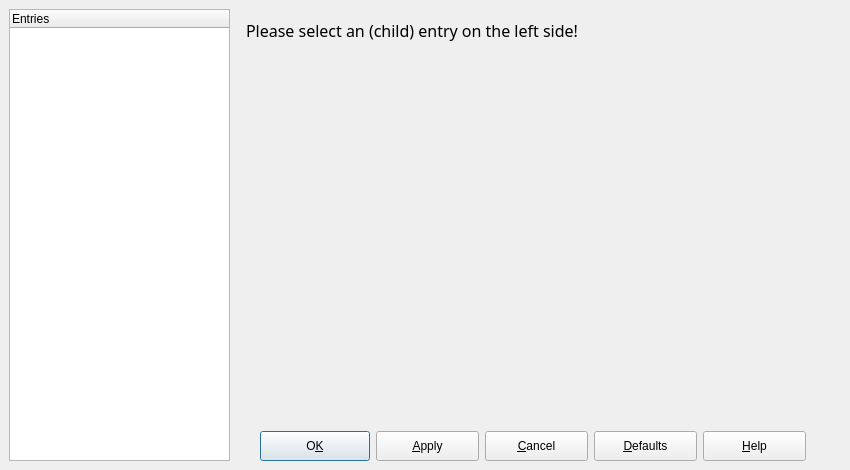
The window that source/VIEW/DIALOGS/preferences.ui (BALL-Project/ball) describes before a commit, drawn with Qt 5.
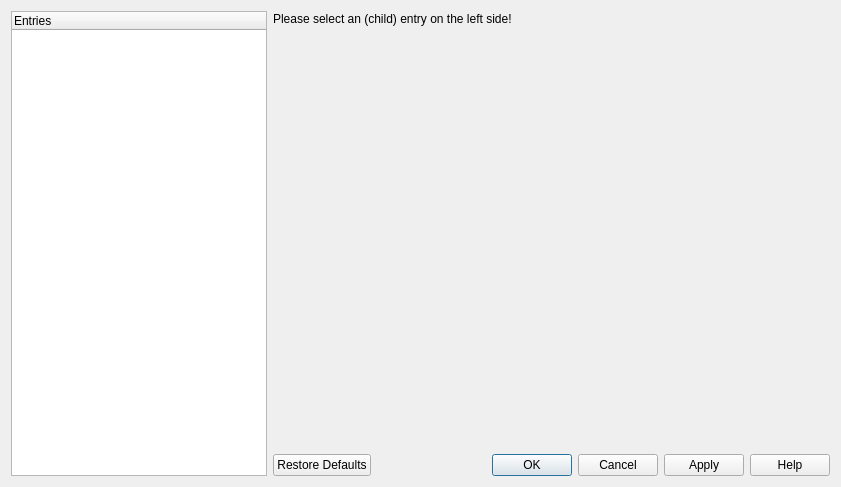
The same window after the commit.

Commit message:
Made Preferences freely resizeable and added a QDialogButtonBox
Now only the child widgets need to get a useful sizePolicy

Patch:
```diff
--- a/source/VIEW/DIALOGS/preferences.ui
+++ b/source/VIEW/DIALOGS/preferences.ui
@@ -1,284 +1,78 @@
 <ui version="4.0" >
  <class>PreferencesData</class>
- <widget class="QDialog" name="PreferencesData" >
-  <property name="geometry" >
+ <widget class="QDialog" name="PreferencesData">
+  <property name="geometry">
    <rect>
     <x>0</x>
     <y>0</y>
-    <width>850</width>
-    <height>470</height>
+    <width>841</width>
+    <height>487</height>
    </rect>
   </property>
-  <property name="sizePolicy" >
-   <sizepolicy>
-    <hsizetype>0</hsizetype>
-    <vsizetype>0</vsizetype>
-    <horstretch>0</horstretch>
-    <verstretch>0</verstretch>
-   </sizepolicy>
-  </property>
-  <property name="minimumSize" >
-   <size>
-    <width>850</width>
-    <height>470</height>
-   </size>
-  </property>
-  <property name="maximumSize" >
-   <size>
-    <width>7800</width>
-    <height>470</height>
-   </size>
-  </property>
-  <property name="windowTitle" >
+  <property name="windowTitle">
    <string>Preferences</string>
   </property>
   <property name="sizeGripEnabled" >
    <bool>false</bool>
   </property>
-  <widget class="QTreeWidget" name="entries_listview" >
-   <property name="geometry" >
-    <rect>
-     <x>9</x>
-     <y>9</y>
-     <width>221</width>
-     <height>452</height>
-    </rect>
-   </property>
-   <column>
-    <property name="text" >
-     <string>Entries</string>
-    </property>
-   </column>
-  </widget>
-  <widget class="QWidget" name="layoutWidget" >
-   <property name="geometry" >
-    <rect>
-     <x>260</x>
-     <y>430</y>
-     <width>546</width>
-     <height>32</height>
-    </rect>
-   </property>
-   <layout class="QHBoxLayout" >
-    <property name="margin" >
-     <number>0</number>
-    </property>
-    <property name="spacing" >
-     <number>6</number>
-    </property>
-    <item>
-     <widget class="QPushButton" name="ok_button" >
-      <property name="minimumSize" >
-       <size>
-        <width>110</width>
-        <height>30</height>
-       </size>
-      </property>
-      <property name="maximumSize" >
-       <size>
-        <width>32767</width>
-        <height>30</height>
-       </size>
-      </property>
-      <property name="toolTip" >
-       <string>Apply new settings</string>
-      </property>
-      <property name="text" >
-       <string>O&amp;K</string>
-      </property>
-      <property name="shortcut" >
-       <string>Alt+K</string>
-      </property>
-      <property name="autoDefault" >
-       <bool>true</bool>
-      </property>
-      <property name="default" >
-       <bool>true</bool>
-      </property>
-     </widget>
-    </item>
-    <item>
-     <widget class="QPushButton" name="apply_button" >
-      <property name="windowModality" >
-       <enum>Qt::NonModal</enum>
-      </property>
-      <property name="minimumSize" >
-       <size>
-        <width>100</width>
-        <height>30</height>
-       </size>
-      </property>
-      <property name="maximumSize" >
-       <size>
-        <width>32767</width>
-        <height>30</height>
-       </size>
-      </property>
-      <property name="toolTip" >
-       <string>Apply new settings</string>
-      </property>
-      <property name="text" >
-       <string>&amp;Apply</string>
-      </property>
-      <property name="shortcut" >
-       <string>Alt+A</string>
-      </property>
-      <property name="autoDefault" >
-       <bool>true</bool>
-      </property>
-      <property name="default" >
-       <bool>false</bool>
-      </property>
-     </widget>
-    </item>
-    <item>
-     <widget class="QPushButton" name="cancel_button" >
-      <property name="minimumSize" >
-       <size>
-        <width>100</width>
-        <height>30</height>
-       </size>
-      </property>
-      <property name="maximumSize" >
-       <size>
-        <width>32767</width>
-        <height>30</height>
-       </size>
-      </property>
-      <property name="toolTip" >
-       <string>Discard changes</string>
-      </property>
-      <property name="text" >
-       <string>&amp;Cancel</string>
-      </property>
-      <property name="shortcut" >
-       <string>Alt+C</string>
-      </property>
-      <property name="autoDefault" >
-       <bool>true</bool>
-      </property>
-     </widget>
-    </item>
-    <item>
-     <widget class="QPushButton" name="defaults_button" >
-      <property name="minimumSize" >
-       <size>
-        <width>100</width>
-        <height>30</height>
-       </size>
-      </property>
-      <property name="maximumSize" >
-       <size>
-        <width>32767</width>
-        <height>30</height>
-       </size>
-      </property>
-      <property name="toolTip" >
-       <string>Set settings to default values</string>
-      </property>
-      <property name="text" >
-       <string>&amp;Defaults</string>
-      </property>
-      <property name="shortcut" >
-       <string>Alt+D</string>
-      </property>
-      <property name="autoDefault" >
-       <bool>true</bool>
-      </property>
-     </widget>
-    </item>
-    <item>
-     <widget class="QPushButton" name="help_button" >
-      <property name="minimumSize" >
-       <size>
-        <width>100</width>
-        <height>30</height>
-       </size>
-      </property>
-      <property name="maximumSize" >
-       <size>
-        <width>32767</width>
-        <height>30</height>
-       </size>
-      </property>
-      <property name="toolTip" >
-       <string>Set settings to default values</string>
-      </property>
-      <property name="text" >
-       <string>&amp;Help</string>
-      </property>
-      <property name="shortcut" >
-       <string>Alt+H</string>
-      </property>
-      <property name="autoDefault" >
-       <bool>true</bool>
-      </property>
-     </widget>
-    </item>
-   </layout>
-  </widget>
-  <widget class="QStackedWidget" name="widget_stack" >
-   <property name="geometry" >
-    <rect>
-     <x>236</x>
-     <y>9</y>
-     <width>610</width>
-     <height>416</height>
-    </rect>
-   </property>
-   <property name="minimumSize" >
-    <size>
-     <width>610</width>
-     <height>16</height>
-    </size>
-   </property>
-   <property name="maximumSize" >
-    <size>
-     <width>610</width>
-     <height>16777215</height>
-    </size>
-   </property>
-   <property name="frameShape" >
-    <enum>QFrame::NoFrame</enum>
-   </property>
-   <property name="frameShadow" >
-    <enum>QFrame::Plain</enum>
-   </property>
-   <property name="lineWidth" >
-    <number>0</number>
-   </property>
-   <property name="currentIndex" >
-    <number>0</number>
-   </property>
-   <widget class="QWidget" name="WStackPage" >
-    <widget class="QLabel" name="label" >
-     <property name="geometry" >
-      <rect>
-       <x>10</x>
-       <y>10</y>
-       <width>521</width>
-       <height>23</height>
-      </rect>
+  <layout class="QHBoxLayout" name="horizontalLayout">
+   <item>
+    <widget class="QTreeWidget" name="entries_listview">
+     <property name="sizePolicy">
+      <sizepolicy hsizetype="Minimum" vsizetype="Expanding">
+       <horstretch>0</horstretch>
+       <verstretch>0</verstretch>
+      </sizepolicy>
      </property>
-     <property name="font" >
-      <font>
-       <family>Sans Serif</family>
-       <pointsize>12</pointsize>
-       <weight>50</weight>
-       <italic>false</italic>
-       <bold>false</bold>
-       <underline>false</underline>
-       <strikeout>false</strikeout>
-      </font>
-     </property>
-     <property name="text" >
-      <string>Please select an (child) entry on the left side!</string>
-     </property>
+     <column>
+      <property name="text">
+       <string>Entries</string>
+      </property>
+     </column>
     </widget>
-   </widget>
-  </widget>
+   </item>
+   <item>
+    <layout class="QVBoxLayout" name="stackLayout">
+     <item>
+      <widget class="QStackedWidget" name="widget_stack">
+       <property name="sizePolicy">
+        <sizepolicy hsizetype="Preferred" vsizetype="Preferred">
+         <horstretch>0</horstretch>
+         <verstretch>0</verstretch>
+        </sizepolicy>
+       </property>
+       <property name="lineWidth">
+        <number>0</number>
+       </property>
+       <widget class="QWidget" name="WStackPage">
+        <widget class="QLabel" name="label">
+         <property name="geometry">
+          <rect>
+           <x>0</x>
+           <y>0</y>
+           <width>286</width>
+           <height>16</height>
+          </rect>
+         </property>
+         <property name="text">
+          <string>Please select an (child) entry on the left side!</string>
+         </property>
+        </widget>
+       </widget>
+      </widget>
+     </item>
+     <item>
+      <widget class="QDialogButtonBox" name="buttonBox">
+       <property name="standardButtons">
+        <set>QDialogButtonBox::Apply|QDialogButtonBox::Cancel|QDialogButtonBox::Help|QDialogButtonBox::Ok|QDialogButtonBox::RestoreDefaults</set>
+       </property>
+      </widget>
+     </item>
+    </layout>
+   </item>
+  </layout>
  </widget>
- <layoutdefault spacing="6" margin="11" />
+ <layoutdefault spacing="6" margin="11"/>
  <tabstops>
   <tabstop>entries_listview</tabstop>
   <tabstop>ok_button</tabstop>
```
Left out of the diff: 84 changed lines with no effect on the pictures. The commit also changes 4 other files.
